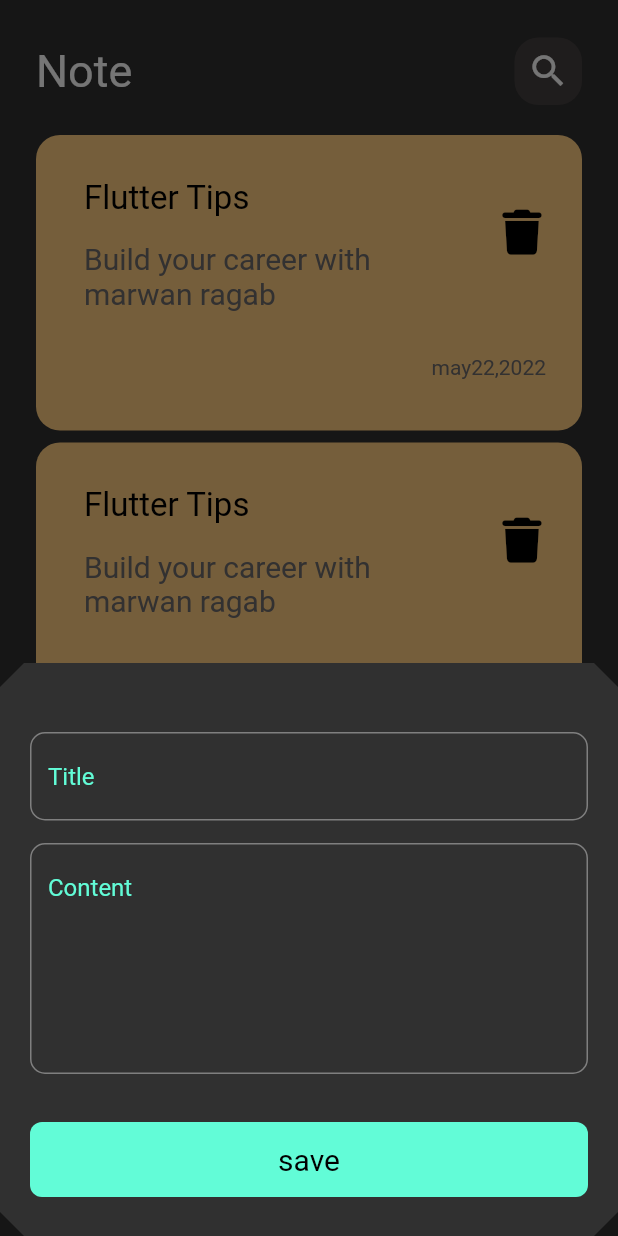
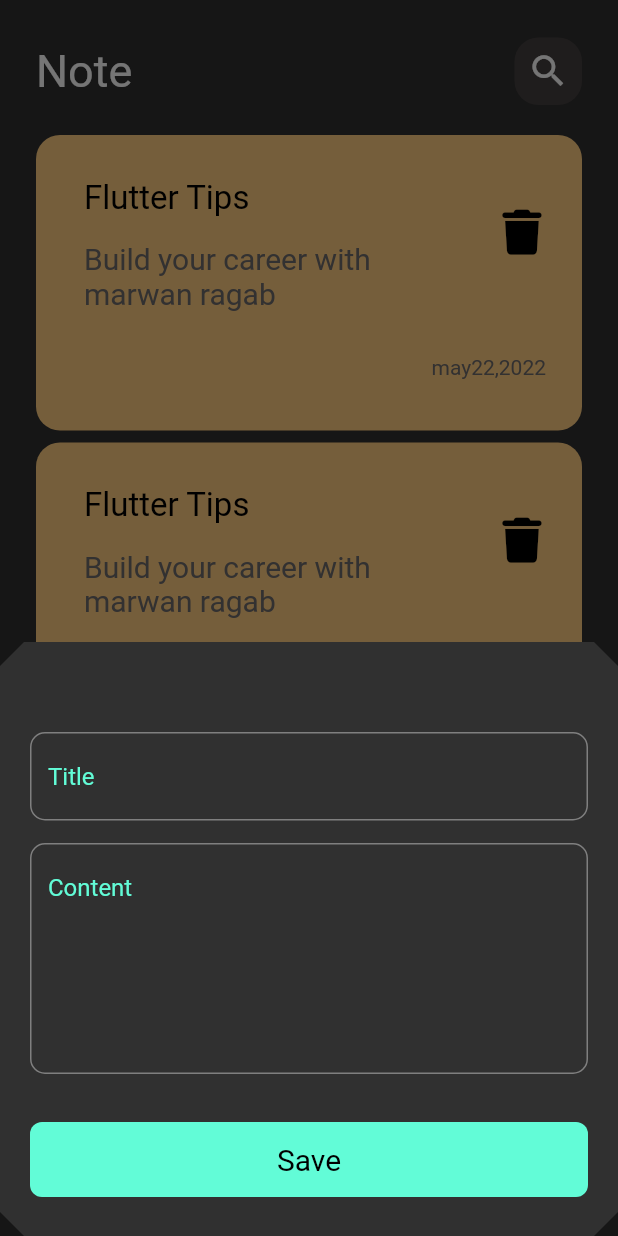
Before and after one commit to MarwanZeros111/notes_app, a Flutter app: the screen it shows after launch, after a tap on the "add" icon, on a phone screen of 412 x 824 dp. Run offline on Flutter 3.47's test engine with Material 2 defaults, Android fonts, the phone set to English and light mode, and no system bars; our stand-ins replace font_awesome_flutter.

```diff
--- a/app_note/lib/Views/widget/add_note_bottom_cheet.dart
+++ b/app_note/lib/Views/widget/add_note_bottom_cheet.dart
@@ -13,7 +13,7 @@ class bottomsheet extends StatelessWidget {
         child: Column(
           children: [
             SizedBox(
-              height: 36,
+              height: 50,
             ),
             customtext(
               hint: 'Title',
@@ -28,7 +28,9 @@ class bottomsheet extends StatelessWidget {
             SizedBox(
               height: 32,
             ),
-            custombottom(),
+            custombottom(
+              title: 'Save',
+            ),
             SizedBox(
               height: 16,
             ),
--- a/app_note/lib/Views/widget/custom_bottom.dart
+++ b/app_note/lib/Views/widget/custom_bottom.dart
@@ -1,9 +1,10 @@
 import 'package:flutter/material.dart';
 
 class custombottom extends StatelessWidget {
-  const custombottom({super.key});
+  const custombottom({super.key, required this.title});
 
   @override
+  final String title;
   Widget build(BuildContext context) {
     return Container(
       width: MediaQuery.of(context).size.width,
@@ -14,7 +15,7 @@ class custombottom extends StatelessWidget {
       ),
       child: Center(
         child: Text(
-          'save',
+          title,
           style: TextStyle(color: Colors.black, fontSize: 20),
         ),
       ),
```
Also changed, not shown: app_note/lib/Views/widget/edit_note_view_body.dart (+7 -1 lines), app_note/lib/models/note_model.dart (added, +12 -0 lines).
